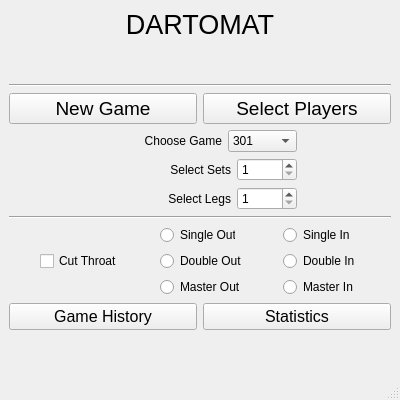
The window that src/dartomat_mainwindow.ui (m1ld3/dartomato) describes before a commit, drawn with Qt 5.
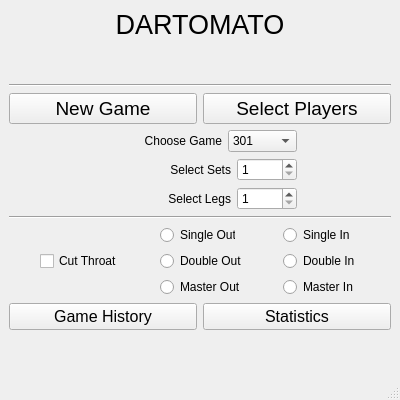
The same window after the commit. Custom widgets are drawn as their Qt base class.

Diff of the .ui file:
```diff
--- a/src/dartomat_mainwindow.ui
+++ b/src/dartomat_mainwindow.ui
@@ -36,7 +36,7 @@
     <item>
      <widget class="QLabel" name="label_2">
       <property name="text">
-       <string>&lt;html&gt;&lt;head/&gt;&lt;body&gt;&lt;p align=&quot;center&quot;&gt;&lt;span style=&quot; font-size:20pt;&quot;&gt;DARTOMAT&lt;/span&gt;&lt;/p&gt;&lt;/body&gt;&lt;/html&gt;</string>
+       <string>&lt;html&gt;&lt;head/&gt;&lt;body&gt;&lt;p align=&quot;center&quot;&gt;&lt;span style=&quot; font-size:20pt;&quot;&gt;DARTOMATO&lt;/span&gt;&lt;/p&gt;&lt;/body&gt;&lt;/html&gt;</string>
       </property>
      </widget>
     </item>
```
Left out of the diff: 2 changed lines with no effect on the pictures.
